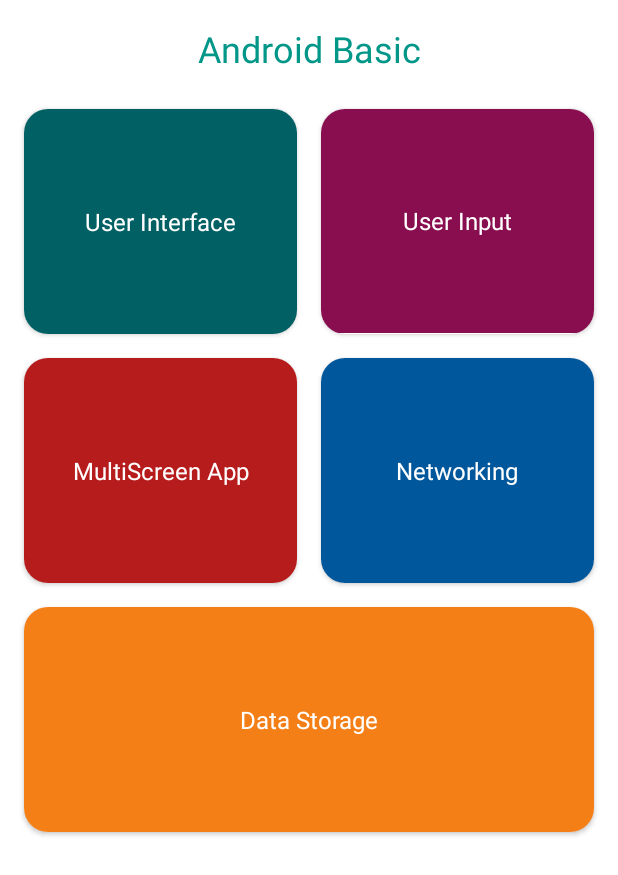
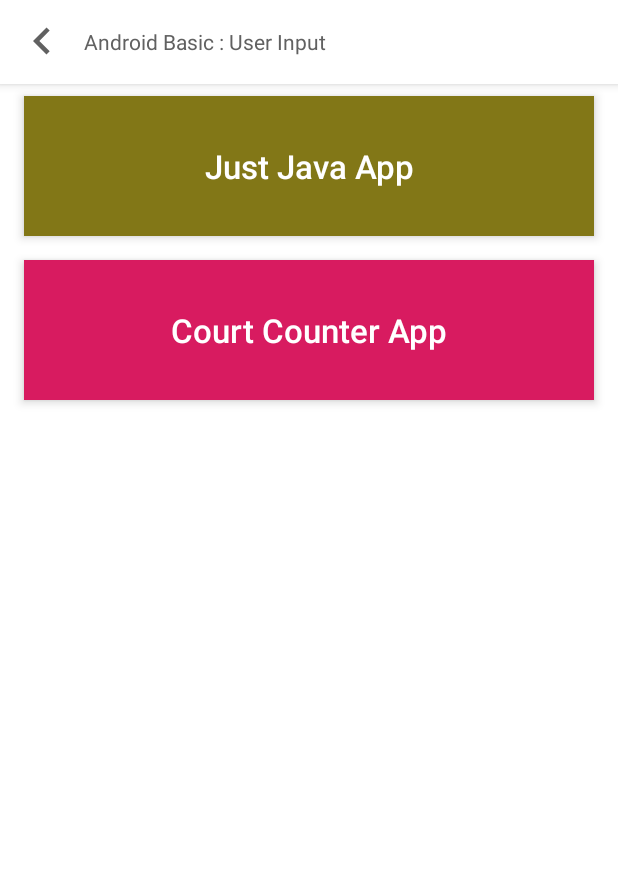
Before and after one commit to mukul-prabhakar/Android-Basic-Tutorial, an Android app: the screen it shows after launch (MainActivity before the commit, UserInputMain after it), after a tap on "User Input", on a phone screen of 412 x 824 dp. Shown: the top 875 px of the screen. Run offline under Robolectric (Android 15) with nearby library versions, the phone set to English and light mode, and no system bars.

Commit message:
Android Basic : User Input

```diff
--- a/app/src/main/AndroidManifest.xml
+++ b/app/src/main/AndroidManifest.xml
@@ -9,7 +9,10 @@
         android:roundIcon="@mipmap/ic_launcher_round"
         android:supportsRtl="true"
         android:theme="@style/AppTheme">
-        <activity android:name=".UserInterface.SelfGreetingCard"></activity>
+        <activity android:name=".UserInput.CourtCounter"></activity>
+        <activity android:name=".UserInput.UserInputMain" />
+        <activity android:name=".UserInput.JustJavaApp" />
+        <activity android:name=".UserInterface.SelfGreetingCard" />
         <activity android:name=".UserInterface.ProjectRubric" />
         <activity android:name=".UserInterface.BirthdayGreetingApp" />
         <activity android:name=".UserInterface.UserInterfaceMain" />
--- a/app/src/main/java/in/codewithmike/myapplication/MainActivity.java
+++ b/app/src/main/java/in/codewithmike/myapplication/MainActivity.java
@@ -9,6 +9,7 @@ import android.widget.Toast;
 import androidx.appcompat.app.AppCompatActivity;
 import androidx.cardview.widget.CardView;
 
+import in.codewithmike.myapplication.UserInput.UserInputMain;
 import in.codewithmike.myapplication.UserInterface.UserInterfaceMain;
 import in.codewithmike.myapplication.utils.Tools;
 
@@ -47,7 +48,7 @@ public class MainActivity extends AppCompatActivity implements View.OnClickListe
                 startActivity(new Intent(MainActivity.this, UserInterfaceMain.class));
                 break;
             case R.id.tab_UserInput:
-                //startActivity(new Intent(MainActivity.this, UserInterfaceMain.class));
+                startActivity(new Intent(MainActivity.this, UserInputMain.class));
                 break;
             case R.id.tab_MultiScreenApp:
                 //startActivity(new Intent(MainActivity.this, UserInterfaceMain.class));
--- /dev/null
+++ b/app/src/main/java/in/codewithmike/myapplication/UserInput/UserInputMain.java
@@ -0,0 +1,70 @@
+package in.codewithmike.myapplication.UserInput;
+
+import android.content.Intent;
+import android.graphics.Color;
+import android.os.Bundle;
+import android.view.View;
+import android.widget.ImageView;
+import android.widget.TextView;
+import android.widget.Toast;
+
+import androidx.appcompat.app.AppCompatActivity;
+
+import in.codewithmike.myapplication.R;
+import in.codewithmike.myapplication.utils.Tools;
+
+public class UserInputMain extends AppCompatActivity implements View.OnClickListener {
+
+    private TextView tab_JustJavaApp, tab_CourtCounterApp, tab_ProjectRubric;
+
+    @Override
+    protected void onCreate(Bundle savedInstanceState) {
+        super.onCreate(savedInstanceState);
+        setContentView(R.layout.activity_user_input_main);
+
+        initToolbar(); // instantiating toolbar
+
+        initComponents(); // instantiating components
+
+        tab_JustJavaApp.setOnClickListener(UserInputMain.this);
+        tab_CourtCounterApp.setOnClickListener(UserInputMain.this);
+        //tab_ProjectRubric.setOnClickListener(UserInputMain.this);
+    }
+
+    private void initToolbar() {
+        ImageView backArrowButton = findViewById(R.id.backArrowButton);
+        TextView headerTextView = findViewById(R.id.headerTextView);
+        headerTextView.setText("Android Basic : User Input");
+        backArrowButton.setOnClickListener(new View.OnClickListener() {
+            @Override
+            public void onClick(View v) {
+                finish();
+            }
+        });
+        Tools.setSystemBarColorInt(this, Color.parseColor("#FFFFFF"));
+    }
+
+    private void initComponents() {
+        tab_JustJavaApp = findViewById(R.id.tab_JustJavaApp);
+        tab_CourtCounterApp = findViewById(R.id.tab_CourtCounterApp);
+        //tab_ProjectRubric = findViewById(R.id.tab_ProjectRubric);
+    }
+
+    @Override
+    public void onClick(View v) {
+        switch (v.getId()) {
+            case R.id.tab_JustJavaApp:
+                startActivity(new Intent(UserInputMain.this, JustJavaApp.class));
+                break;
+            case R.id.tab_CourtCounterApp:
+                startActivity(new Intent(UserInputMain.this, CourtCounter.class));
+                break;
+            /*case R.id.tab_ProjectRubric:
+                startActivity(new Intent(UserInputMain.this, ProjectRubric.class));
+                break;*/
+            default:
+                Toast.makeText(this, "No Class to show", Toast.LENGTH_SHORT).show();
+                break;
+        }
+    }
+}
--- a/app/src/main/res/layout/activity_main.xml
+++ b/app/src/main/res/layout/activity_main.xml
@@ -67,7 +67,7 @@
 
             <LinearLayout
                 android:layout_width="match_parent"
-                android:layout_height="149dp"
+                android:layout_height="match_parent"
                 android:background="#880E4F"
                 android:gravity="center"
                 android:orientation="vertical">
--- /dev/null
+++ b/app/src/main/res/layout/activity_user_input_main.xml
@@ -0,0 +1,77 @@
+<?xml version="1.0" encoding="utf-8"?>
+<RelativeLayout xmlns:android="http://schemas.android.com/apk/res/android"
+    xmlns:tools="http://schemas.android.com/tools"
+    android:layout_width="match_parent"
+    android:layout_height="match_parent"
+    android:background="@android:color/white"
+    tools:context=".UserInput.UserInputMain">
+
+    <include layout="@layout/title_toolbar" />
+
+    <androidx.core.widget.NestedScrollView
+        android:layout_width="match_parent"
+        android:layout_height="match_parent"
+        android:layout_marginTop="?attr/actionBarSize">
+
+        <LinearLayout
+            android:layout_width="match_parent"
+            android:layout_height="match_parent"
+            android:orientation="vertical">
+
+            <TextView
+                android:id="@+id/tab_JustJavaApp"
+                android:layout_width="match_parent"
+                android:layout_height="wrap_content"
+                android:layout_marginStart="16dp"
+                android:layout_marginTop="8dp"
+                android:layout_marginEnd="16dp"
+                android:layout_marginBottom="8dp"
+                android:background="#827717"
+                android:elevation="4dp"
+                android:fontFamily="sans-serif-light"
+                android:gravity="center"
+                android:padding="32dp"
+                android:text="@string/just_java_app_tab_text"
+                android:textAppearance="@style/TextAppearance.AppCompat.Large"
+                android:textColor="@android:color/white"
+                android:textStyle="bold" />
+
+            <TextView
+                android:id="@+id/tab_CourtCounterApp"
+                android:layout_width="match_parent"
+                android:layout_height="wrap_content"
+                android:layout_marginStart="16dp"
+                android:layout_marginTop="8dp"
+                android:layout_marginEnd="16dp"
+                android:layout_marginBottom="8dp"
+                android:background="#D81B60"
+                android:elevation="4dp"
+                android:fontFamily="sans-serif-light"
+                android:gravity="center"
+                android:padding="32dp"
+                android:text="Court Counter App"
+                android:textAppearance="@style/TextAppearance.AppCompat.Large"
+                android:textColor="@android:color/white"
+                android:textStyle="bold" />
+
+            <!--<TextView
+                android:id="@+id/tab_ProjectRubric"
+                android:layout_width="match_parent"
+                android:layout_height="wrap_content"
+                android:layout_marginStart="16dp"
+                android:layout_marginTop="8dp"
+                android:layout_marginEnd="16dp"
+                android:layout_marginBottom="8dp"
+                android:background="#4DB6AC"
+                android:elevation="4dp"
+                android:fontFamily="sans-serif-light"
+                android:gravity="center"
+                android:padding="32dp"
+                android:text="@string/tab_text_project_rubric"
+                android:textAppearance="@style/TextAppearance.AppCompat.Large"
+                android:textColor="@android:color/white"
+                android:textStyle="bold|italic" />-->
+        </LinearLayout>
+    </androidx.core.widget.NestedScrollView>
+
+</RelativeLayout>
--- a/app/src/main/res/values/colors.xml
+++ b/app/src/main/res/values/colors.xml
@@ -1,6 +1,6 @@
 <?xml version="1.0" encoding="utf-8"?>
 <resources>
-    <color name="colorPrimary">#008577</color>
-    <color name="colorPrimaryDark">#00574B</color>
-    <color name="colorAccent">#D81B60</color>
+    <color name="colorPrimary">#FFEB3B</color>
+    <color name="colorPrimaryDark">#FBC02D</color>
+    <color name="colorAccent">#880E4F</color>
 </resources>
```
Also changed, not shown: app/src/main/java/in/codewithmike/myapplication/UserInput/CourtCounter.java (added, +95 -0 lines), app/src/main/java/in/codewithmike/myapplication/UserInput/JustJavaApp.java (added, +154 -0 lines), app/src/main/res/layout/activity_court_counter.xml (added, +147 -0 lines), app/src/main/res/layout/activity_just_java_app.xml (added, +112 -0 lines), app/src/main/res/values/strings.xml (+11 -0 lines), app/src/main/res/values/styles.xml (+10 -1 lines).
